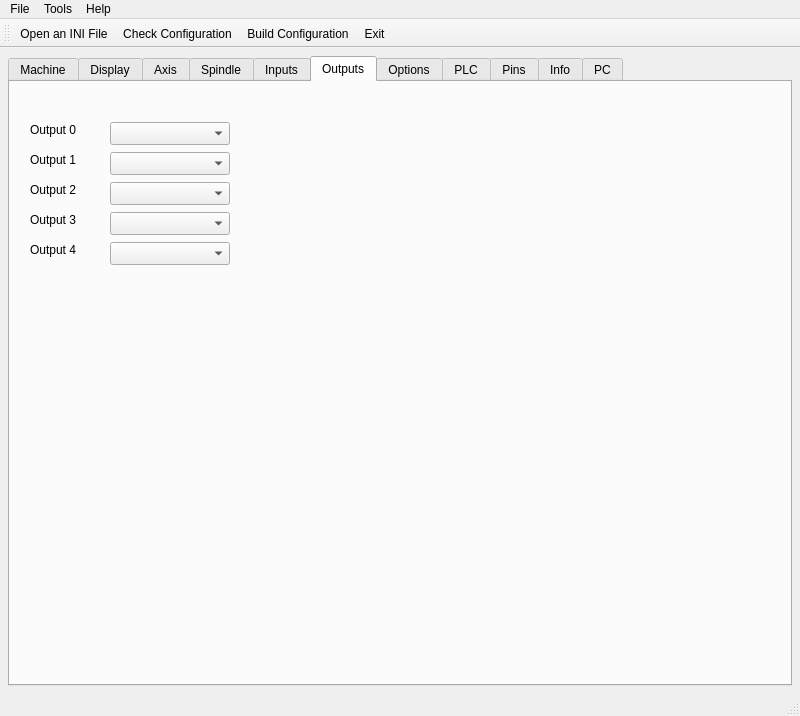
Before: the Qt Designer form 7i96.ui in snelweg/7i96, drawn with Qt 5.
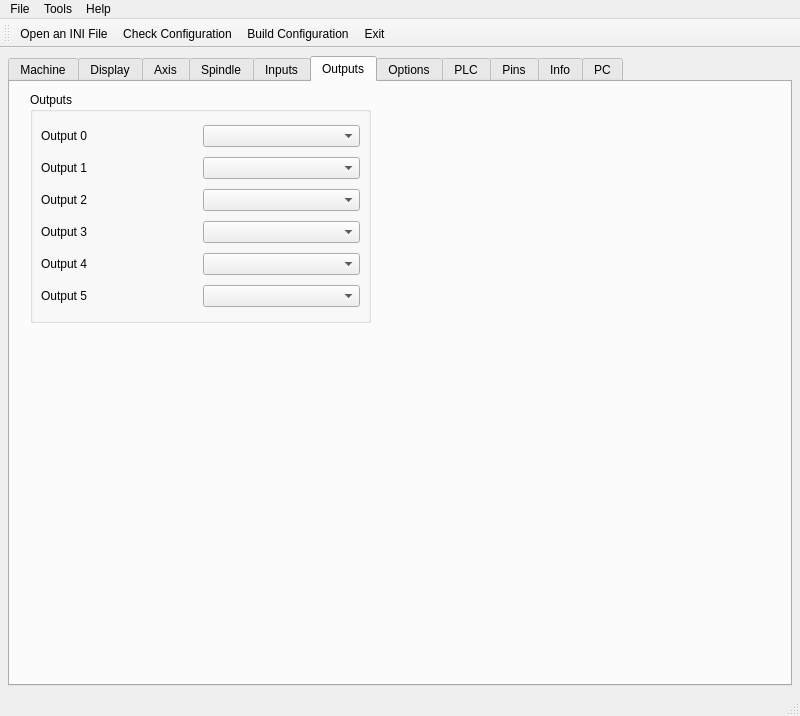
After: the same form once the commit is applied. The open tabs and pages were chosen to show the change.

Commit message: add missing output

```diff
--- a/7i96.ui
+++ b/7i96.ui
@@ -5499,120 +5499,80 @@
        <attribute name="title">
         <string>Outputs</string>
        </attribute>
+       <widget class="QGroupBox" name="gridGroupBox">
+        <property name="geometry">
+         <rect>
+          <x>20</x>
+          <y>10</y>
+          <width>341</width>
+          <height>231</height>
+         </rect>
+        </property>
+        <property name="title">
+         <string>Outputs</string>
+        </property>
+        <layout class="QGridLayout" name="gridLayout_45">
+         <item row="0" column="1">
+          <widget class="QComboBox" name="output_0"/>
+         </item>
+         <item row="3" column="1">
+          <widget class="QComboBox" name="output_3"/>
+         </item>
+         <item row="0" column="0">
        <widget class="QLabel" name="label_22">
-        <property name="geometry">
-         <rect>
-          <x>20</x>
-          <y>40</y>
-          <width>59</width>
-          <height>15</height>
-         </rect>
-        </property>
         <property name="text">
          <string>Output 0</string>
         </property>
        </widget>
+         </item>
+         <item row="1" column="0">
        <widget class="QLabel" name="label_23">
-        <property name="geometry">
-         <rect>
-          <x>20</x>
-          <y>70</y>
-          <width>59</width>
-          <height>15</height>
-         </rect>
-        </property>
         <property name="text">
          <string>Output 1</string>
         </property>
        </widget>
+         </item>
+         <item row="1" column="1">
+          <widget class="QComboBox" name="output_1"/>
+         </item>
+         <item row="4" column="1">
+          <widget class="QComboBox" name="output_4"/>
+         </item>
+         <item row="2" column="1">
+          <widget class="QComboBox" name="output_2"/>
+         </item>
+         <item row="5" column="1">
+          <widget class="QComboBox" name="output_5"/>
+         </item>
+         <item row="2" column="0">
        <widget class="QLabel" name="label_24">
-        <property name="geometry">
-         <rect>
-          <x>20</x>
-          <y>100</y>
-          <width>59</width>
-          <height>15</height>
-         </rect>
-        </property>
         <property name="text">
          <string>Output 2</string>
         </property>
        </widget>
+         </item>
+         <item row="3" column="0">
        <widget class="QLabel" name="label_25">
-        <property name="geometry">
-         <rect>
-          <x>20</x>
-          <y>130</y>
-          <width>59</width>
-          <height>15</height>
-         </rect>
-        </property>
         <property name="text">
          <string>Output 3</string>
         </property>
        </widget>
+         </item>
+         <item row="4" column="0">
        <widget class="QLabel" name="label_26">
-        <property name="geometry">
-         <rect>
-          <x>20</x>
-          <y>160</y>
-          <width>59</width>
-          <height>15</height>
-         </rect>
-        </property>
         <property name="text">
          <string>Output 4</string>
         </property>
        </widget>
-       <widget class="QComboBox" name="output_0">
-        <property name="geometry">
-         <rect>
-          <x>100</x>
-          <y>40</y>
-          <width>120</width>
-          <height>23</height>
-         </rect>
-        </property>
-       </widget>
-       <widget class="QComboBox" name="output_1">
-        <property name="geometry">
-         <rect>
-          <x>100</x>
-          <y>70</y>
-          <width>120</width>
-          <height>23</height>
-         </rect>
-        </property>
-       </widget>
-       <widget class="QComboBox" name="output_2">
-        <property name="geometry">
-         <rect>
-          <x>100</x>
-          <y>100</y>
-          <width>120</width>
-          <height>23</height>
-         </rect>
-        </property>
-       </widget>
-       <widget class="QComboBox" name="output_3">
-        <property name="geometry">
-         <rect>
-          <x>100</x>
-          <y>130</y>
-          <width>120</width>
-          <height>23</height>
-         </rect>
-        </property>
-       </widget>
-       <widget class="QComboBox" name="output_4">
-        <property name="geometry">
-         <rect>
-          <x>100</x>
-          <y>160</y>
-          <width>120</width>
-          <height>23</height>
-         </rect>
-        </property>
+         </item>
+         <item row="5" column="0">
+          <widget class="QLabel" name="label_293">
+           <property name="text">
+            <string>Output 5</string>
+           </property>
+          </widget>
+         </item>
+        </layout>
        </widget>
       </widget>
       <widget class="QWidget" name="tab_6">
```
Lines whose indentation alone changed are shown as unchanged. The commit also changes 1 other file.
